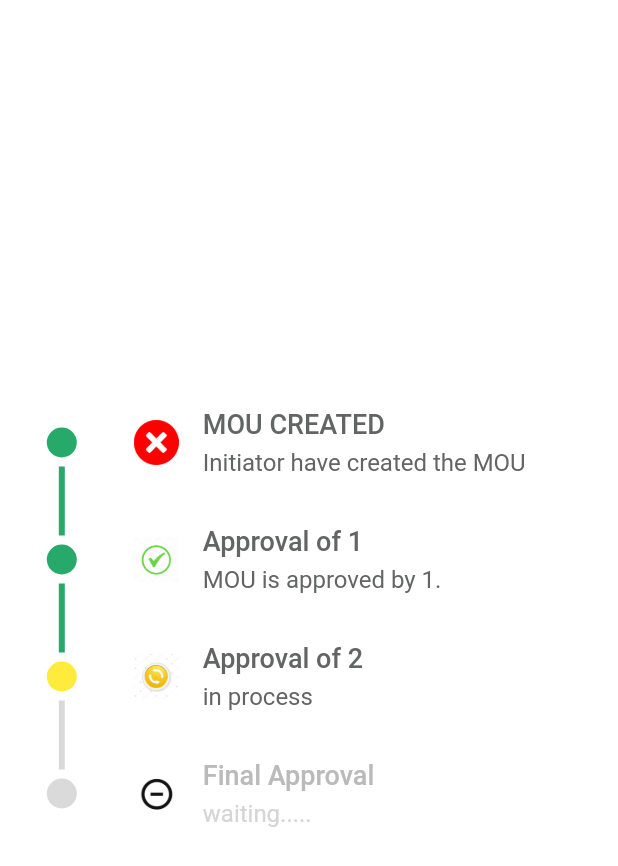
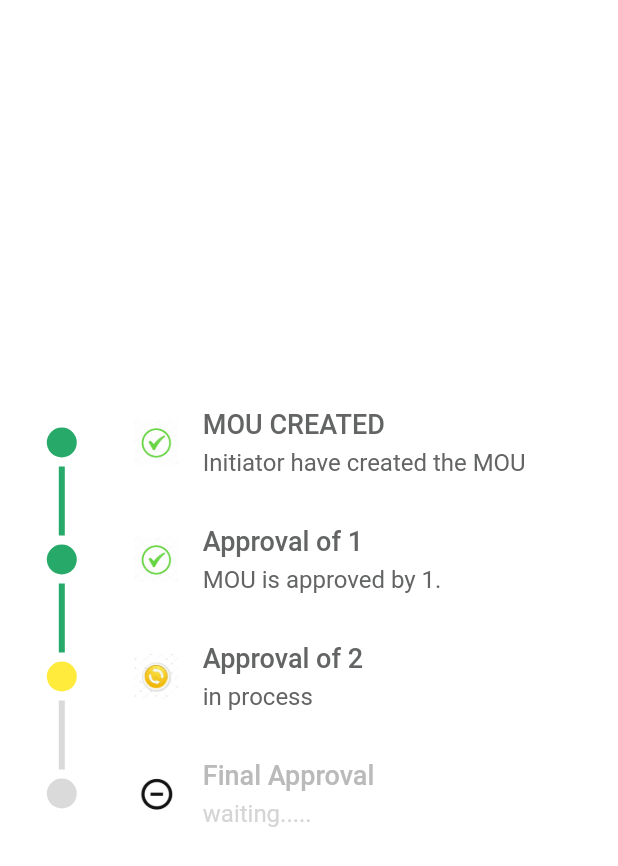
Before and after one commit to joshi-sushant02/Project-Work, a Flutter app: the Stepper4 screen opened by its route, on a phone screen of 412 x 824 dp. Shown: the top 866 px of the screen. Run offline on Flutter 3.47's test engine with Material 2 defaults, Android fonts, the phone set to English and light mode, and no system bars; drawn by our look-alikes of timeline_tile; our stand-ins replace file_picker, firebase_core, firebase_storage, syncfusion_flutter_calendar; accounts and stored records are empty.

Commit message:
"Upload-3"

```diff
--- a/lib/Stepper/stepper4.dart
+++ b/lib/Stepper/stepper4.dart
@@ -47,7 +47,8 @@ class _Timeline extends StatelessWidget {
               padding: EdgeInsets.all(6),
             ),
             endChild: _RightChild(
-              asset: approvedBy1 ? 'assets/done1.jpg' : 'assets/cancle.png',
+              // asset: approvedBy1 ? 'assets/done1.jpg' : 'assets/cancle.png',
+              asset: 'assets/done1.jpg',
               title: 'MOU CREATED',
               message: 'Initiator have created the MOU',
             ),
```
